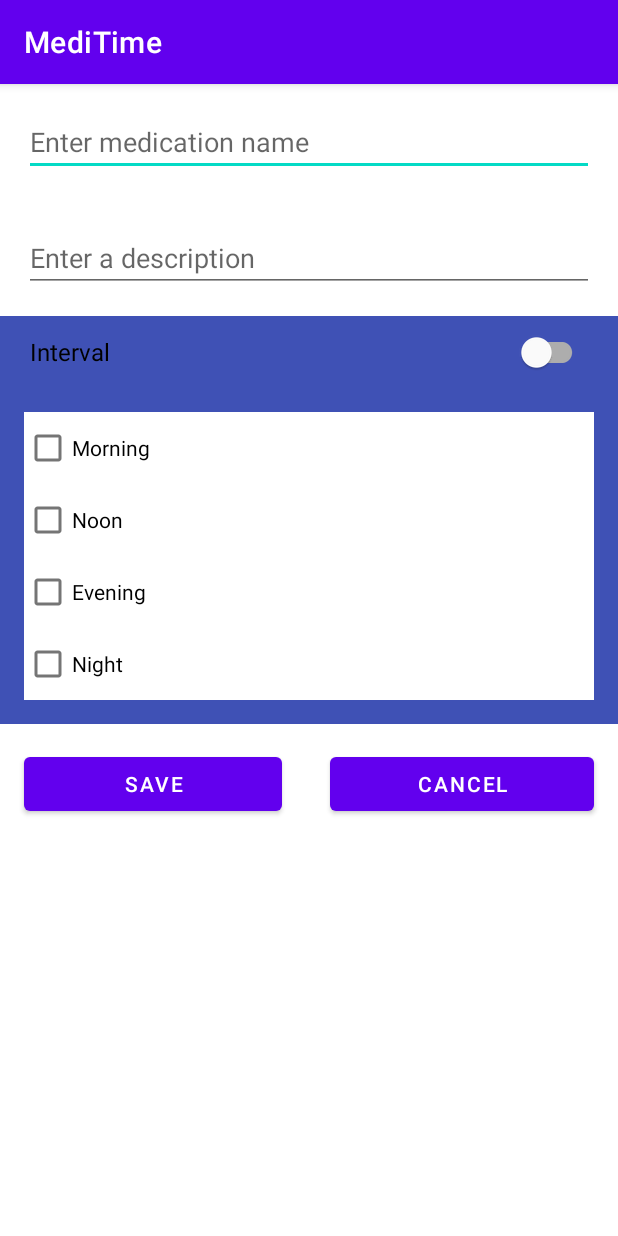
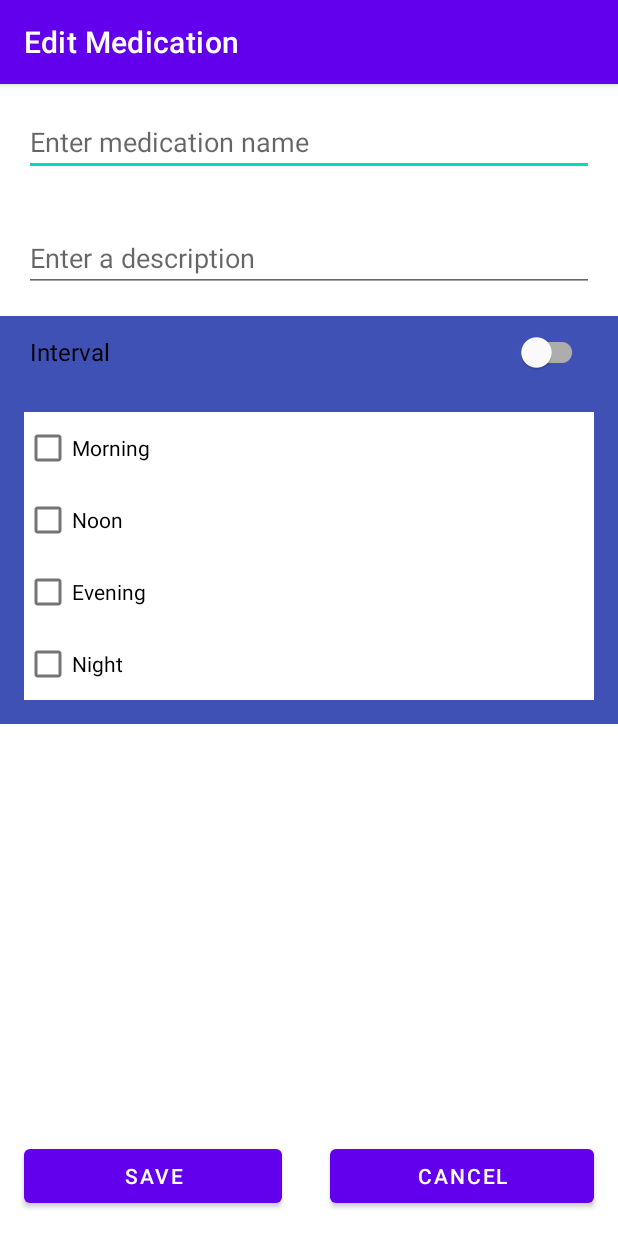
Before and after one commit to CBQCF/MediTime, an Android app: the EditMedicationActivity screen opened directly, with no data from a screen before it, on a phone screen of 412 x 824 dp. Run offline under Robolectric (Android 15) with nearby library versions, the light colour scheme and no system bars; 3 statements that could not run were skipped.

Commit message:
fixed edit layout

```diff
--- a/app/src/main/java/cbqcf/dim/meditime/EditMedicationActivity.java
+++ b/app/src/main/java/cbqcf/dim/meditime/EditMedicationActivity.java
@@ -7,15 +7,27 @@ import android.view.View;
 import android.widget.Button;
 import android.widget.CheckBox;
 import android.widget.EditText;
+import android.widget.LinearLayout;
+import android.widget.Switch;
 import android.widget.TimePicker;
 
 import androidx.appcompat.app.AppCompatActivity;
+
+import com.google.android.material.switchmaterial.SwitchMaterial;
 
 public class EditMedicationActivity extends AppCompatActivity {
 
     private EditText editTextName;
     private EditText editTextDescription;
     private EditText editTextDelay;
+
+    private EditText editTextMedicationDelay;
+
+    private LinearLayout checkBoxLayout;
+    private CheckBox checkBoxMorning;
+    private CheckBox checkBoxNoon;
+    private CheckBox checkBoxEvening;
+    private CheckBox checkBoxNight;
 
     private Medication medication;
 
@@ -27,9 +39,15 @@ public class EditMedicationActivity extends AppCompatActivity {
         editTextName = findViewById(R.id.editTextMedicationName);
         editTextDescription = findViewById(R.id.editTextMedicationDescription);
         editTextDelay = findViewById(R.id.editTextMedicationDelay);
+        checkBoxMorning = findViewById(R.id.checkBoxMorning);
+        checkBoxNoon = findViewById(R.id.checkBoxNoon);
+        checkBoxEvening = findViewById(R.id.checkBoxEvening);
+        checkBoxNight = findViewById(R.id.checkBoxNight);
+        checkBoxLayout = findViewById(R.id.linearLayoutTimeSlots);
+        EditMedicationActivity.this.setTitle("Edit Medication");
         Button buttonSave = findViewById(R.id.buttonSave);
         Button buttonCancel = findViewById(R.id.buttonCancel);
-
+        SwitchMaterial switchInterval = findViewById(R.id.switchMedicationDelay);
         // Suppose medication is passed as a serializable extra
         Intent intent = getIntent();
         int medicationId = intent.getIntExtra("MEDICATION_ID" , -1 );
@@ -37,7 +55,15 @@ public class EditMedicationActivity extends AppCompatActivity {
 
 
         loadData();
-
+        switchInterval.setOnCheckedChangeListener((buttonView, isChecked) -> {
+            if (isChecked) {
+                editTextDelay.setVisibility(View.VISIBLE);
+                checkBoxLayout.setVisibility(View.GONE);
+            } else {
+                editTextDelay.setVisibility(View.GONE);
+                checkBoxLayout.setVisibility(View.VISIBLE);
+            }
+        });
         buttonSave.setOnClickListener(view -> saveData());
 
     }
--- a/app/src/main/java/cbqcf/dim/meditime/MainActivity.java
+++ b/app/src/main/java/cbqcf/dim/meditime/MainActivity.java
@@ -27,12 +27,6 @@ public class MainActivity  extends AppCompatActivity {
 
         mainGrid = findViewById(R.id.grid);
         loadMedications();
-    }
-
-    @Override
-    public void onDestroy(){
-        super.onDestroy();
-        DS.close();
     }
 
     public void addMedication(Medication med){
--- a/app/src/main/res/layout/activity_edit_medication.xml
+++ b/app/src/main/res/layout/activity_edit_medication.xml
@@ -1,5 +1,5 @@
 <?xml version="1.0" encoding="utf-8"?>
-<LinearLayout xmlns:android="http://schemas.android.com/apk/res/android"
+<RelativeLayout xmlns:android="http://schemas.android.com/apk/res/android"
     xmlns:tools="http://schemas.android.com/tools"
     android:layout_width="match_parent"
     android:layout_height="match_parent"
@@ -12,7 +12,9 @@
         android:layout_height="wrap_content"
         android:layout_margin="16dp"
         android:hint="@string/hint_medication_name"
-        android:inputType="textPersonName" />
+        android:inputType="textPersonName"
+        android:layout_alignParentTop="true"
+        />
 
     <EditText
         android:id="@+id/editTextMedicationDescription"
@@ -20,12 +22,15 @@
         android:layout_height="wrap_content"
         android:layout_margin="16dp"
         android:hint="@string/hint_description"
-        android:inputType="textMultiLine" />
+        android:inputType="textMultiLine"
+        android:layout_below="@id/editTextMedicationName"/>
+
     <LinearLayout
         android:layout_width="match_parent"
         android:layout_height="wrap_content"
         android:background="@color/special_bg"
-        android:orientation="vertical">
+        android:orientation="vertical"
+        android:layout_below="@id/editTextMedicationDescription">
 
         <com.google.android.material.switchmaterial.SwitchMaterial
             android:id="@+id/switchMedicationDelay"
@@ -83,7 +88,8 @@
     <LinearLayout
         android:layout_width="match_parent"
         android:layout_height="wrap_content"
-        android:orientation="horizontal">
+        android:orientation="horizontal"
+        android:layout_alignParentBottom="true">
 
         <Button
             android:id="@+id/buttonSave"
@@ -102,4 +108,4 @@
             android:onClick="returnToMainActivity"
             android:text="@string/cancel_hint" />
     </LinearLayout>
-</LinearLayout>
+</RelativeLayout>
```
